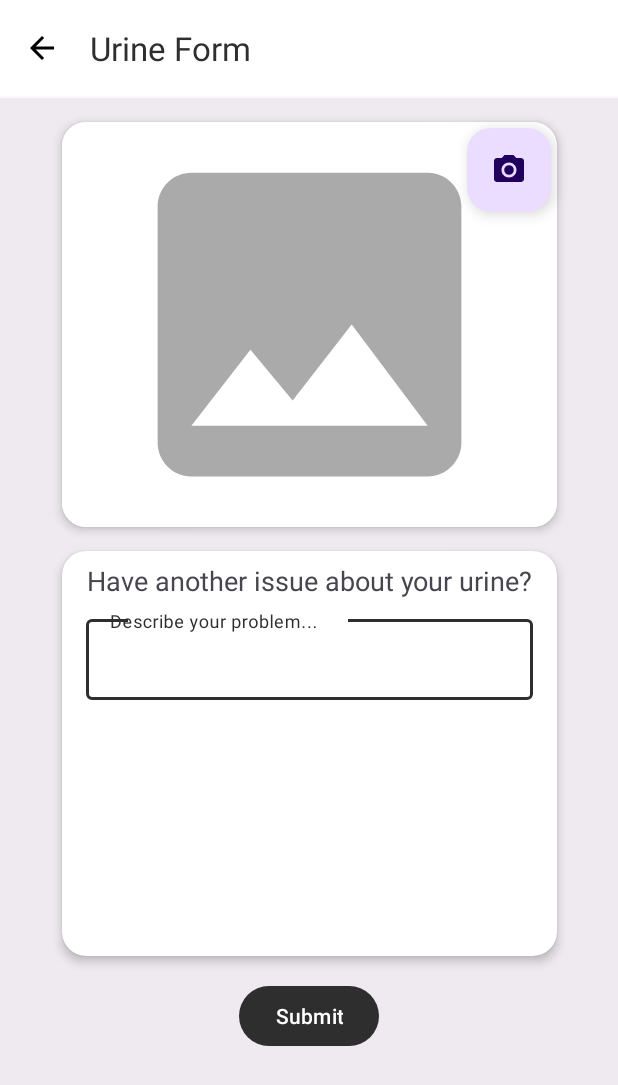
After one commit to Capstone-Project-CH2-PS036/Mobile-Development, an Android app: the UrineFormActivity screen opened directly, with no data from a screen before it, on a phone screen of 412 x 824 dp. The commit adds this screen. Shown: the top 1085 px of the screen. Run offline under Robolectric (Android 15) with nearby library versions, the phone set to English and light mode, and no system bars.

Commit message:
membuat form page dan open camera

```diff
--- /dev/null
+++ b/app/src/main/java/id/project/capstone/UrineFormActivity.kt
@@ -0,0 +1,82 @@
+package id.project.capstone
+
+import android.Manifest
+import android.content.pm.PackageManager
+import android.net.Uri
+import androidx.appcompat.app.AppCompatActivity
+import android.os.Bundle
+import android.util.Log
+import android.widget.Toast
+import androidx.activity.result.contract.ActivityResultContracts
+import androidx.core.content.ContextCompat
+import id.project.capstone.databinding.ActivityUrineFormBinding
+import id.project.capstone.helper.getImageUri
+
+class UrineFormActivity : AppCompatActivity() {
+
+    private lateinit var binding: ActivityUrineFormBinding
+
+    private var currentImageUri: Uri? = null
+
+    private val permissionRequestLauncher = registerForActivityResult(
+        ActivityResultContracts.RequestPermission()
+    ) { isGranted: Boolean ->
+        val messageResId = if (isGranted) {
+            R.string.permission_granted
+        } else {
+            R.string.permission_denied
+        }
+        val message = getString(messageResId)
+        Toast.makeText(this, message, Toast.LENGTH_LONG).show()
+    }
+
+    override fun onCreate(savedInstanceState: Bundle?) {
+        super.onCreate(savedInstanceState)
+        binding = ActivityUrineFormBinding.inflate(layoutInflater)
+        setContentView(binding.root)
+
+        if (!allPermissionsGranted()) {
+            permissionRequestLauncher.launch(REQUIRED_PERMISSION)
+        }
+
+        binding.toolbar.setNavigationOnClickListener {
+            onBackPressed()
+        }
+
+        binding.openCamera.setOnClickListener {
+            startCamera()
+        }
+
+    }
+
+    private fun startCamera() {
+        currentImageUri = getImageUri(this)
+        launcherIntentCamera.launch(currentImageUri)
+    }
+
+    private val launcherIntentCamera = registerForActivityResult(
+        ActivityResultContracts.TakePicture()
+    ) { isSuccess ->
+        if (isSuccess) {
+            showImage()
+        }
+    }
+
+    private fun showImage() {
+        currentImageUri?.let {
+            Log.d("Image URI", "showImage: $it")
+            binding.imgPreview.setImageURI(it)
+        }
+    }
+
+    private fun allPermissionsGranted() =
+        ContextCompat.checkSelfPermission(
+            this,
+            REQUIRED_PERMISSION
+        ) == PackageManager.PERMISSION_GRANTED
+
+
+    companion object {
+        private const val REQUIRED_PERMISSION = Manifest.permission.CAMERA
+    }
+}
--- /dev/null
+++ b/app/src/main/res/drawable/ic_back.xml
@@ -0,0 +1,5 @@
+<vector android:autoMirrored="true" android:height="24dp"
+    android:tint="#000000" android:viewportHeight="24"
+    android:viewportWidth="24" android:width="24dp" xmlns:android="http://schemas.android.com/apk/res/android">
+    <path android:fillColor="@android:color/white" android:pathData="M20,11H7.83l5.59,-5.59L12,4l-8,8 8,8 1.41,-1.41L7.83,13H20v-2z"/>
+</vector>
--- /dev/null
+++ b/app/src/main/res/drawable/ic_camera.xml
@@ -0,0 +1,6 @@
+<vector android:height="30dp" android:tint="#000000"
+    android:viewportHeight="24" android:viewportWidth="24"
+    android:width="30dp" xmlns:android="http://schemas.android.com/apk/res/android">
+    <path android:fillColor="@android:color/white" android:pathData="M12,12m-3.2,0a3.2,3.2 0,1 1,6.4 0a3.2,3.2 0,1 1,-6.4 0"/>
+    <path android:fillColor="@android:color/white" android:pathData="M9,2L7.17,4L4,4c-1.1,0 -2,0.9 -2,2v12c0,1.1 0.9,2 2,2h16c1.1,0 2,-0.9 2,-2L22,6c0,-1.1 -0.9,-2 -2,-2h-3.17L15,2L9,2zM12,17c-2.76,0 -5,-2.24 -5,-5s2.24,-5 5,-5 5,2.24 5,5 -2.24,5 -5,5z"/>
+</vector>
--- /dev/null
+++ b/app/src/main/res/drawable/ic_place_holder.xml
@@ -0,0 +1,5 @@
+<vector android:height="24dp" android:tint="@android:color/darker_gray"
+    android:viewportHeight="24" android:viewportWidth="24"
+    android:width="24dp" xmlns:android="http://schemas.android.com/apk/res/android">
+    <path android:fillColor="@android:color/darker_gray" android:pathData="M21,19V5c0,-1.1 -0.9,-2 -2,-2H5c-1.1,0 -2,0.9 -2,2v14c0,1.1 0.9,2 2,2h14c1.1,0 2,-0.9 2,-2zM8.5,13.5l2.5,3.01L14.5,12l4.5,6H5l3.5,-4.5z"/>
+</vector>
--- a/app/src/main/res/layout/activity_about_page.xml
+++ b/app/src/main/res/layout/activity_about_page.xml
@@ -1,4 +1,3 @@
-<?xml version="1.0" encoding="utf-8"?>
 <?xml version="1.0" encoding="utf-8"?>
 <androidx.constraintlayout.widget.ConstraintLayout xmlns:android="http://schemas.android.com/apk/res/android"
     xmlns:app="http://schemas.android.com/apk/res-auto"
--- a/app/src/main/res/layout/activity_main.xml
+++ b/app/src/main/res/layout/activity_main.xml
@@ -73,7 +73,7 @@
         tools:ignore="MissingConstraints" />
 
     <Button
-        android:id="@+id/button"
+        android:id="@+id/button_about"
         android:layout_width="wrap_content"
         android:layout_height="wrap_content"
         android:layout_marginTop="8dp"
--- /dev/null
+++ b/app/src/main/res/layout/activity_urine_form.xml
@@ -0,0 +1,122 @@
+<?xml version="1.0" encoding="utf-8"?>
+<androidx.constraintlayout.widget.ConstraintLayout xmlns:android="http://schemas.android.com/apk/res/android"
+    xmlns:app="http://schemas.android.com/apk/res-auto"
+    xmlns:tools="http://schemas.android.com/tools"
+    android:layout_width="match_parent"
+    android:layout_height="match_parent"
+    tools:context=".UrineFormActivity">
+
+    <ImageView
+        android:layout_width="669dp"
+        android:layout_height="846dp"
+        android:alpha="0.4"
+        android:scaleType="centerCrop"
+        android:src="@drawable/bgform"
+        app:layout_constraintTop_toTopOf="parent"
+        tools:ignore="MissingConstraints"
+        tools:layout_editor_absoluteX="-120dp" />
+
+    <com.google.android.material.appbar.AppBarLayout
+        android:id="@+id/appBarLayout"
+        android:layout_width="match_parent"
+        android:layout_height="65dp"
+        app:layout_constraintEnd_toEndOf="parent"
+        app:layout_constraintStart_toStartOf="parent"
+        app:layout_constraintTop_toTopOf="parent">
+
+        <com.google.android.material.appbar.MaterialToolbar
+            android:id="@+id/toolbar"
+            android:layout_width="match_parent"
+            android:layout_height="?attr/actionBarSize"
+            android:background="@color/white"
+            android:textStyle="bold"
+            app:navigationIcon="@drawable/ic_back"
+            app:title="Urine Form"
+            app:titleTextColor="@color/primary" />
+
+    </com.google.android.material.appbar.AppBarLayout>
+
+
+    <androidx.cardview.widget.CardView
+        android:id="@+id/cardView"
+        android:layout_width="330dp"
+        android:layout_height="270dp"
+        android:layout_margin="16dp"
+        app:cardCornerRadius="16dp"
+        app:cardElevation="4dp"
+        app:layout_constraintEnd_toEndOf="parent"
+        app:layout_constraintStart_toStartOf="parent"
+        app:layout_constraintTop_toBottomOf="@+id/appBarLayout"
+        tools:ignore="MissingConstraints">
+
+        <ImageView
+            android:id="@+id/img_preview"
+            android:layout_width="match_parent"
+            android:layout_height="match_parent"
+            android:background="@color/white"
+            app:srcCompat="@drawable/ic_place_holder"
+            tools:ignore="MissingConstraints" />
+
+    </androidx.cardview.widget.CardView>
+
+    <com.google.android.material.floatingactionbutton.FloatingActionButton
+        android:id="@+id/open_camera"
+        android:layout_width="wrap_content"
+        android:layout_height="wrap_content"
+        android:layout_marginTop="4dp"
+        android:layout_marginEnd="4dp"
+        android:src="@drawable/ic_camera"
+        app:layout_constraintEnd_toEndOf="@+id/cardView"
+        app:layout_constraintTop_toTopOf="@+id/cardView"
+        tools:ignore="MissingConstraints"
+        android:contentDescription="open camera" />
+
+    <androidx.cardview.widget.CardView
+        android:id="@+id/cardView2"
+        android:layout_width="330dp"
+        android:layout_height="270dp"
+        android:layout_marginTop="16dp"
+        app:cardCornerRadius="16dp"
+        app:cardElevation="4dp"
+        app:layout_constraintEnd_toEndOf="parent"
+        app:layout_constraintStart_toStartOf="parent"
+        app:layout_constraintTop_toBottomOf="@+id/cardView">
+
+        <TextView
+            android:layout_width="match_parent"
+            android:layout_height="40dp"
+            android:gravity="center_horizontal|center_vertical"
+            android:text="Have another issue about your urine?"
+            android:textSize="18sp" />
+
+        <com.google.android.material.textfield.TextInputLayout
+            android:layout_width="match_parent"
+            android:layout_height="226dp"
+            android:layout_marginTop="40dp">
+
+            <com.google.android.material.textfield.TextInputEditText
+                android:id="@+id/ed_add_description"
+                android:layout_width="match_parent"
+                android:layout_height="wrap_content"
+                android:layout_marginHorizontal="16dp"
+                android:layout_marginTop="40dp"
+                android:textSize="14sp"
+                android:hint="Describe your problem..."
+                android:inputType="textMultiLine" />
+        </com.google.android.material.textfield.TextInputLayout>
+
+
+    </androidx.cardview.widget.CardView>
+
+    <Button
+        android:id="@+id/btn_submit"
+        android:layout_width="wrap_content"
+        android:layout_height="wrap_content"
+        android:layout_marginTop="16dp"
+        android:text="Submit"
+        app:layout_constraintEnd_toEndOf="parent"
+        app:layout_constraintStart_toStartOf="parent"
+        app:layout_constraintTop_toBottomOf="@+id/cardView2"
+        tools:ignore="MissingConstraints" />
+
+</androidx.constraintlayout.widget.ConstraintLayout>
--- a/app/src/main/res/values/strings.xml
+++ b/app/src/main/res/values/strings.xml
@@ -23,4 +23,6 @@
     <string name="abdul">ML - Abdul Jabbar Robbani</string>
     <string name="wira">MD - Wira Respati</string>
     <string name="back">Back</string>
+    <string name="permission_granted">Permission request granted</string>
+    <string name="permission_denied">Permission request denied</string>
 </resources>
--- /dev/null
+++ b/app/src/main/res/xml/file_paths.xml
@@ -0,0 +1,4 @@
+<?xml version="1.0" encoding="utf-8"?>
+<paths>
+    <external-files-path name="my_images" path="Pictures" />
+</paths>
```
Also changed, not shown: app/build.gradle (+9 -0 lines), app/src/main/AndroidManifest.xml (+7 -0 lines), app/src/main/java/id/project/capstone/MainActivity.kt (+16 -1 lines), app/src/main/java/id/project/capstone/helper/Utils.kt (added, +47 -0 lines), 1 other file.
